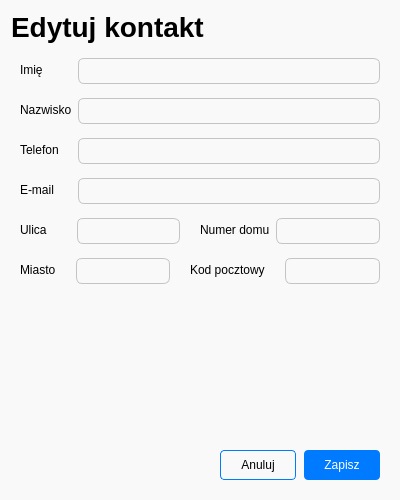
Karoleqk/Baza-Kontaktow, file editcontact.ui: the form before one commit.
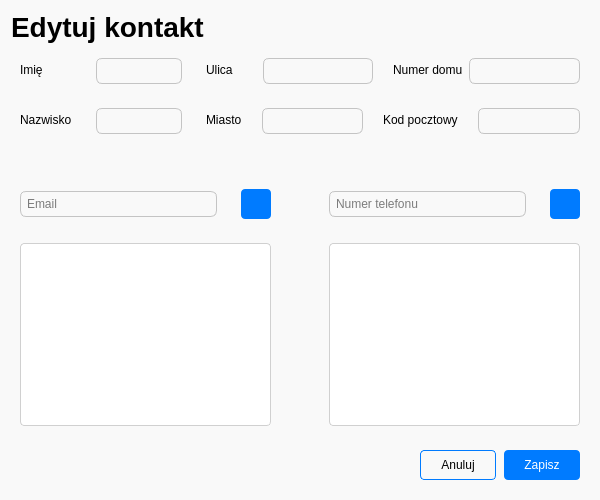
The form after the commit. Icons and pictures are not drawn.

Commit message: add multiple emails/phones support, update contact form styles, enable groups table sorting

```diff
--- a/editcontact.ui
+++ b/editcontact.ui
@@ -6,7 +6,7 @@
    <rect>
     <x>0</x>
     <y>0</y>
-    <width>400</width>
+    <width>600</width>
     <height>500</height>
    </rect>
   </property>
@@ -66,9 +66,40 @@
 
 #btnCancel_2:hover {
 	background-color: #F5F5F5;
+}
+
+QListWidget {
+	background-color: #ffffff;
+	border: 1px solid #d0d0d0;
+	border-radius: 4px;
+	font-size: 12px;
+}
+
+QListWidget::item {
+    border-radius: 4px;
+}
+QListWidget::item:alternate {
+    background-color: #f9f9f9;
+}
+
+QListWidget::item:hover {
+    background-color: #f0f7ff;
+    color: #202020;
+}
+QListWidget::item:selected {
+    background-color: #e7f0fd;
+    color: #202020;
+    border: 1px solid #a0c4ff;
+    border-radius: 4px;
+}
+
+QListWidget::item:selected:hover {
+    background-color: #d7e5f7;
+    color: #202020;
+    border: 1px solid #7aaaff;
 }</string>
   </property>
-  <layout class="QVBoxLayout" name="verticalLayout">
+  <layout class="QVBoxLayout" name="verticalLayout_5">
    <item>
     <widget class="QLabel" name="title">
      <property name="font">
@@ -84,9 +115,19 @@
    </item>
    <item>
     <widget class="QWidget" name="main" native="true">
-     <layout class="QFormLayout" name="formLayout_6">
+     <layout class="QVBoxLayout" name="verticalLayout_4">
+      <property name="spacing">
+       <number>24</number>
+      </property>
+      <item>
+       <layout class="QHBoxLayout" name="horizontalLayout">
+        <item>
+         <layout class="QFormLayout" name="formLayout">
       <property name="verticalSpacing">
-       <number>14</number>
+           <number>24</number>
+          </property>
+          <property name="topMargin">
+           <number>0</number>
       </property>
       <item row="0" column="0">
        <widget class="QLabel" name="label_9">
@@ -108,27 +149,11 @@
       <item row="1" column="1">
        <widget class="QLineEdit" name="inputLastName_2"/>
       </item>
-      <item row="2" column="0">
-       <widget class="QLabel" name="label_11">
-        <property name="text">
-         <string>Telefon</string>
-        </property>
-       </widget>
-      </item>
-      <item row="2" column="1">
-       <widget class="QLineEdit" name="inputPhone_2"/>
-      </item>
-      <item row="3" column="0">
-       <widget class="QLabel" name="label_12">
-        <property name="text">
-         <string>E-mail</string>
-        </property>
-       </widget>
-      </item>
-      <item row="3" column="1">
-       <widget class="QLineEdit" name="inputEmail_2"/>
-      </item>
-      <item row="4" column="0" colspan="2">
+         </layout>
+        </item>
+        <item>
+         <layout class="QVBoxLayout" name="verticalLayout_3">
+          <item>
        <layout class="QHBoxLayout" name="horizontalLayout_4">
         <property name="spacing">
          <number>20</number>
@@ -172,7 +197,7 @@
         </item>
        </layout>
       </item>
-      <item row="5" column="0" colspan="2">
+          <item>
        <layout class="QHBoxLayout" name="horizontalLayout_5">
         <property name="spacing">
          <number>20</number>
@@ -211,7 +236,8 @@
        </layout>
       </item>
      </layout>
-    </widget>
+        </item>
+       </layout>
    </item>
    <item>
     <spacer name="verticalSpacer">
@@ -221,10 +247,106 @@
      <property name="sizeHint" stdset="0">
       <size>
        <width>20</width>
-       <height>110</height>
+          <height>40</height>
       </size>
      </property>
     </spacer>
+      </item>
+      <item>
+       <layout class="QHBoxLayout" name="horizontalLayout_2">
+        <item>
+         <layout class="QVBoxLayout" name="verticalLayout">
+          <item>
+           <layout class="QHBoxLayout" name="horizontalLayout_7">
+            <item>
+             <widget class="QLineEdit" name="inputEmail">
+              <property name="placeholderText">
+               <string>Email</string>
+              </property>
+             </widget>
+            </item>
+            <item>
+             <widget class="QPushButton" name="btnAddEmail">
+              <property name="maximumSize">
+               <size>
+                <width>30</width>
+                <height>30</height>
+               </size>
+              </property>
+              <property name="text">
+               <string/>
+              </property>
+              <property name="icon">
+               <iconset theme="QIcon::ThemeIcon::ListAdd"/>
+              </property>
+             </widget>
+            </item>
+           </layout>
+          </item>
+          <item>
+           <widget class="QListWidget" name="emailsList">
+            <property name="alternatingRowColors">
+             <bool>true</bool>
+            </property>
+           </widget>
+          </item>
+         </layout>
+        </item>
+        <item>
+         <spacer name="horizontalSpacer">
+          <property name="orientation">
+           <enum>Qt::Orientation::Horizontal</enum>
+          </property>
+          <property name="sizeHint" stdset="0">
+           <size>
+            <width>40</width>
+            <height>20</height>
+           </size>
+          </property>
+         </spacer>
+        </item>
+        <item>
+         <layout class="QVBoxLayout" name="verticalLayout_2">
+          <item>
+           <layout class="QHBoxLayout" name="horizontalLayout_8">
+            <item>
+             <widget class="QLineEdit" name="inputPhone">
+              <property name="placeholderText">
+               <string>Numer telefonu</string>
+              </property>
+             </widget>
+            </item>
+            <item>
+             <widget class="QPushButton" name="btnAddPhone">
+              <property name="maximumSize">
+               <size>
+                <width>30</width>
+                <height>30</height>
+               </size>
+              </property>
+              <property name="text">
+               <string/>
+              </property>
+              <property name="icon">
+               <iconset theme="QIcon::ThemeIcon::ListAdd"/>
+              </property>
+             </widget>
+            </item>
+           </layout>
+          </item>
+          <item>
+           <widget class="QListWidget" name="phonesList">
+            <property name="alternatingRowColors">
+             <bool>true</bool>
+            </property>
+           </widget>
+          </item>
+         </layout>
+        </item>
+       </layout>
+      </item>
+     </layout>
+    </widget>
    </item>
    <item>
     <widget class="QGroupBox" name="footer">
```
Lines whose indentation alone changed are shown as unchanged. The commit also changes 13 other files.
